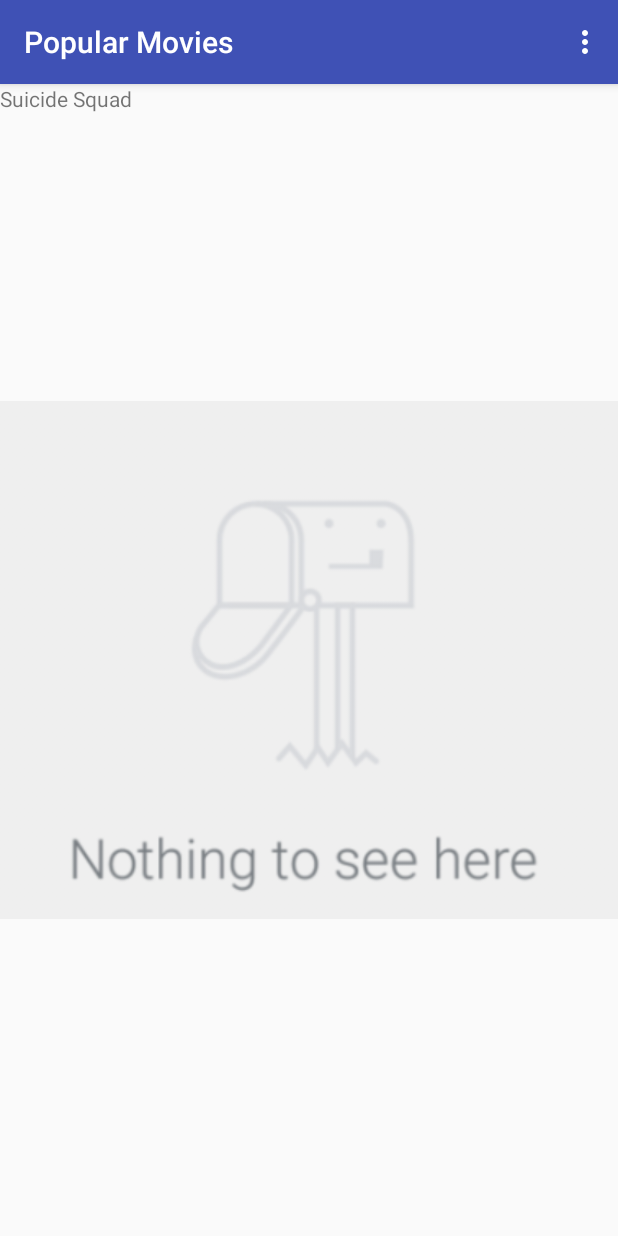
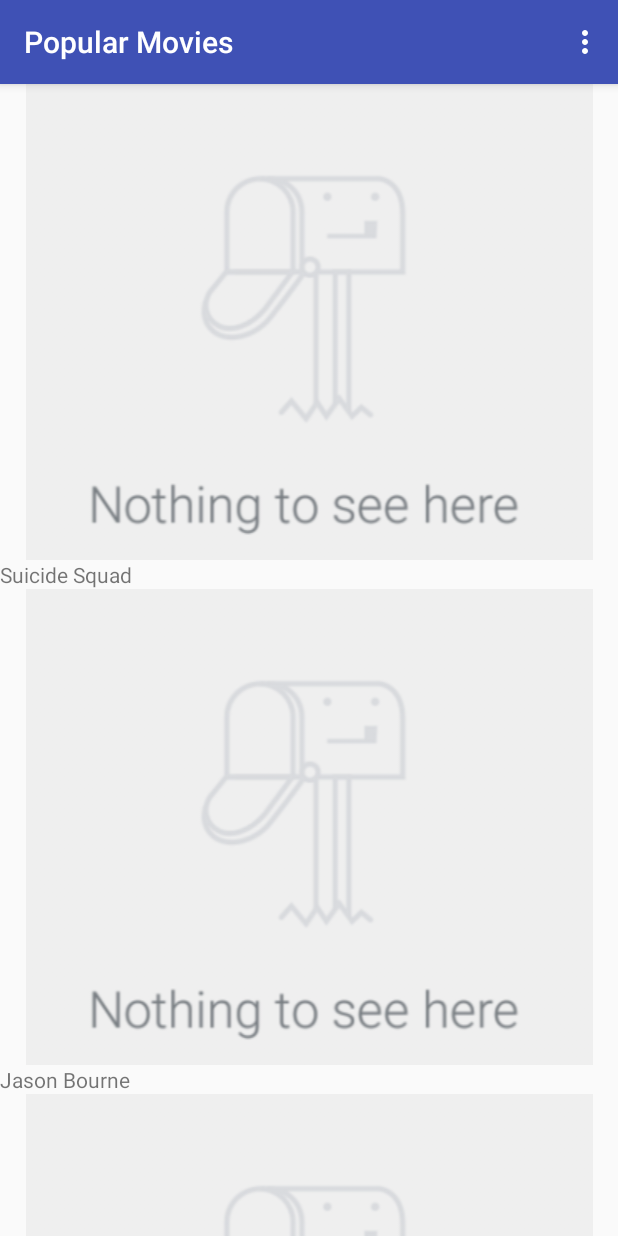
Before and after one commit to coreen/popular-movies, an Android app: the screen it shows after launch (MainActivity), on a phone screen of 412 x 824 dp. Run offline under Robolectric (Android 15) with nearby library versions, the light colour scheme and no system bars; our stand-ins replace Picasso; pictures from the network do not load.

Commit message:
Fix movie row layout by removing duplicate ids

```diff
--- a/app/src/main/java/com/udacity/popularmovies/utilities/NetworkUtils.java
+++ b/app/src/main/java/com/udacity/popularmovies/utilities/NetworkUtils.java
@@ -18,7 +18,7 @@ import java.util.Scanner;
 public final class NetworkUtils {
     private static final String TAG = NetworkUtils.class.getSimpleName();
 
-    private static final String MOVIE_DB_BASE_URL = "http://api.themoviedb.org/3/movie/popular?api_key=[YOUR_API_KEY";
+    private static final String MOVIE_DB_BASE_URL = "http://api.themoviedb.org/3/movie/popular";
     private static final String POPULAR_MOVIES_PATH = "movie/popular";
     private static final String TOP_RATED_MOVIES_PATH = "movie/top_rated";
     private static final String API_KEY_QUERY = "api_key";
--- a/app/src/main/res/layout/linearlayout_movie.xml
+++ b/app/src/main/res/layout/linearlayout_movie.xml
@@ -1,10 +1,10 @@
 <?xml version="1.0" encoding="utf-8"?>
-<android.support.constraint.ConstraintLayout xmlns:android="http://schemas.android.com/apk/res/android"
+<LinearLayout xmlns:android="http://schemas.android.com/apk/res/android"
     xmlns:app="http://schemas.android.com/apk/res-auto"
     xmlns:tools="http://schemas.android.com/tools"
     android:orientation="vertical"
     android:layout_width="match_parent"
-    android:layout_height="match_parent">
+    android:layout_height="wrap_content">
 
     <ImageView
         android:id="@+id/iv_movie_thumbnail"
@@ -18,4 +18,4 @@
         app:layout_constraintTop_toBottomOf="@+id/iv_movie_thumbnail"
         tools:layout_editor_absoluteX="0dp" />
 
-</android.support.constraint.ConstraintLayout>
+</LinearLayout>
```
Also changed, not shown: app/src/main/java/com/udacity/popularmovies/DetailActivity.java (+9 -9 lines), app/src/main/res/layout/activity_detail.xml (+8 -8 lines).
